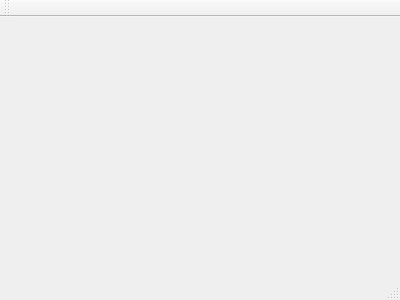
First picture: the form in simplecalculator.ui, repository Javiccc/simplecalculator, before the edit.
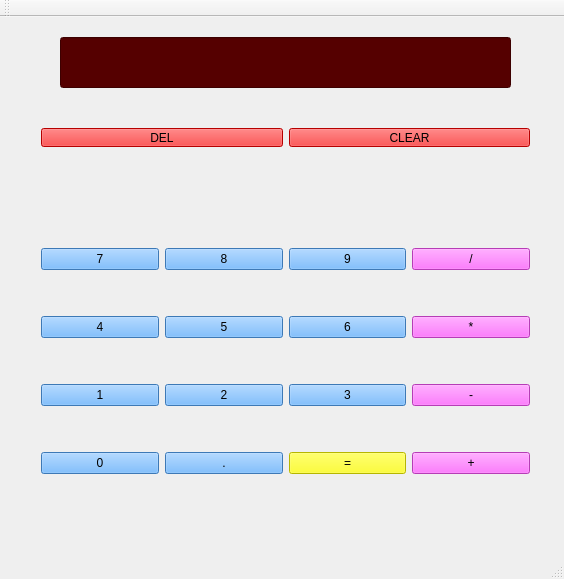
Second picture: the form after the edit.

What changed in the file:
```diff
--- a/simplecalculator.ui
+++ b/simplecalculator.ui
@@ -1,24 +1,276 @@
 <ui version="4.0">
  <class>SimpleCalculator</class>
- <widget class="QMainWindow" name="SimpleCalculator" >
-  <property name="geometry" >
+ <widget class="QMainWindow" name="SimpleCalculator">
+  <property name="geometry">
    <rect>
     <x>0</x>
     <y>0</y>
-    <width>400</width>
-    <height>300</height>
+    <width>564</width>
+    <height>579</height>
    </rect>
   </property>
   <property name="windowTitle" >
    <string>SimpleCalculator</string>
   </property>
-  <widget class="QMenuBar" name="menuBar" />
-  <widget class="QToolBar" name="mainToolBar" />
-  <widget class="QWidget" name="centralWidget" />
-  <widget class="QStatusBar" name="statusBar" />
+  <widget class="QWidget" name="centralWidget">
+   <widget class="QLineEdit" name="lineEdit">
+    <property name="geometry">
+     <rect>
+      <x>60</x>
+      <y>20</y>
+      <width>451</width>
+      <height>51</height>
+     </rect>
+    </property>
+    <property name="styleSheet">
+     <string notr="true">color:rgb(255, 255, 255);
+background-color: rgb(85, 0, 0);</string>
+    </property>
+   </widget>
+   <widget class="QWidget" name="gridLayoutWidget">
+    <property name="geometry">
+     <rect>
+      <x>30</x>
+      <y>180</y>
+      <width>511</width>
+      <height>331</height>
+     </rect>
+    </property>
+    <layout class="QGridLayout" name="gridLayout">
+     <item row="0" column="0">
+      <widget class="QPushButton" name="Button7">
+       <property name="styleSheet">
+        <string notr="true">color: rgb(0, 0, 0);
+background-color: rgb(85, 170, 255);</string>
+       </property>
+       <property name="text">
+        <string>7</string>
+       </property>
+      </widget>
+     </item>
+     <item row="1" column="0">
+      <widget class="QPushButton" name="Button4">
+       <property name="styleSheet">
+        <string notr="true">color: rgb(0, 0, 0);
+background-color: rgb(85, 170, 255);</string>
+       </property>
+       <property name="text">
+        <string>4</string>
+       </property>
+      </widget>
+     </item>
+     <item row="2" column="0">
+      <widget class="QPushButton" name="Button1">
+       <property name="styleSheet">
+        <string notr="true">color: rgb(0, 0, 0);
+background-color: rgb(85, 170, 255);</string>
+       </property>
+       <property name="text">
+        <string>1</string>
+       </property>
+      </widget>
+     </item>
+     <item row="0" column="1">
+      <widget class="QPushButton" name="Button8">
+       <property name="styleSheet">
+        <string notr="true">color: rgb(0, 0, 0);
+background-color: rgb(85, 170, 255);</string>
+       </property>
+       <property name="text">
+        <string>8</string>
+       </property>
+      </widget>
+     </item>
+     <item row="3" column="0">
+      <widget class="QPushButton" name="Button0">
+       <property name="styleSheet">
+        <string notr="true">color: rgb(0, 0, 0);
+background-color: rgb(85, 170, 255);</string>
+       </property>
+       <property name="text">
+        <string>0</string>
+       </property>
+      </widget>
+     </item>
+     <item row="3" column="1">
+      <widget class="QPushButton" name="dot">
+       <property name="styleSheet">
+        <string notr="true">color: rgb(0, 0, 0);
+background-color: rgb(85, 170, 255);</string>
+       </property>
+       <property name="text">
+        <string>.</string>
+       </property>
+      </widget>
+     </item>
+     <item row="1" column="1">
+      <widget class="QPushButton" name="Button5">
+       <property name="styleSheet">
+        <string notr="true">color: rgb(0, 0, 0);
+background-color: rgb(85, 170, 255);</string>
+       </property>
+       <property name="text">
+        <string>5</string>
+       </property>
+      </widget>
+     </item>
+     <item row="0" column="2">
+      <widget class="QPushButton" name="Button9">
+       <property name="styleSheet">
+        <string notr="true">color: rgb(0, 0, 0);
+background-color: rgb(85, 170, 255);</string>
+       </property>
+       <property name="text">
+        <string>9</string>
+       </property>
+      </widget>
+     </item>
+     <item row="2" column="2">
+      <widget class="QPushButton" name="Button3">
+       <property name="styleSheet">
+        <string notr="true">color: rgb(0, 0, 0);
+background-color: rgb(85, 170, 255);</string>
+       </property>
+       <property name="text">
+        <string>3</string>
+       </property>
+      </widget>
+     </item>
+     <item row="3" column="2">
+      <widget class="QPushButton" name="equal">
+       <property name="styleSheet">
+        <string notr="true">color: rgb(0, 0, 0);
+background-color:rgb(255, 255, 0);</string>
+       </property>
+       <property name="text">
+        <string>=</string>
+       </property>
+      </widget>
+     </item>
+     <item row="2" column="1">
+      <widget class="QPushButton" name="Button2">
+       <property name="styleSheet">
+        <string notr="true">color: rgb(0, 0, 0);
+background-color: rgb(85, 170, 255);</string>
+       </property>
+       <property name="text">
+        <string>2</string>
+       </property>
+      </widget>
+     </item>
+     <item row="1" column="2">
+      <widget class="QPushButton" name="Button6">
+       <property name="styleSheet">
+        <string notr="true">color: rgb(0, 0, 0);
+background-color: rgb(85, 170, 255);</string>
+       </property>
+       <property name="text">
+        <string>6</string>
+       </property>
+      </widget>
+     </item>
+     <item row="0" column="3">
+      <widget class="QPushButton" name="divide">
+       <property name="styleSheet">
+        <string notr="true">color: rgb(0, 0, 0);
+background-color: rgb(255, 85, 255);</string>
+       </property>
+       <property name="text">
+        <string>/</string>
+       </property>
+      </widget>
+     </item>
+     <item row="1" column="3">
+      <widget class="QPushButton" name="product">
+       <property name="styleSheet">
+        <string notr="true">color: rgb(0, 0, 0);
+background-color: rgb(255, 85, 255);</string>
+       </property>
+       <property name="text">
+        <string>*</string>
+       </property>
+      </widget>
+     </item>
+     <item row="2" column="3">
+      <widget class="QPushButton" name="substract">
+       <property name="styleSheet">
+        <string notr="true">color: rgb(0, 0, 0);
+background-color: rgb(255, 85, 255);</string>
+       </property>
+       <property name="text">
+        <string>-</string>
+       </property>
+      </widget>
+     </item>
+     <item row="3" column="3">
+      <widget class="QPushButton" name="add">
+       <property name="styleSheet">
+        <string notr="true">color: rgb(0, 0, 0);
+background-color: rgb(255, 85, 255);</string>
+       </property>
+       <property name="text">
+        <string>+</string>
+       </property>
+      </widget>
+     </item>
+    </layout>
+   </widget>
+   <widget class="QWidget" name="horizontalLayoutWidget">
+    <property name="geometry">
+     <rect>
+      <x>30</x>
+      <y>100</y>
+      <width>511</width>
+      <height>41</height>
+     </rect>
+    </property>
+    <layout class="QHBoxLayout" name="horizontalLayout">
+     <item>
+      <widget class="QPushButton" name="delect">
+       <property name="styleSheet">
+        <string notr="true">color: rgb(0, 0, 0);
+background-color: rgb(255, 0, 0);</string>
+       </property>
+       <property name="text">
+        <string>DEL</string>
+       </property>
+      </widget>
+     </item>
+     <item>
+      <widget class="QPushButton" name="clear">
+       <property name="styleSheet">
+        <string notr="true">color: rgb(0, 0, 0);
+background-color: rgb(255, 0, 0);</string>
+       </property>
+       <property name="text">
+        <string>CLEAR</string>
+       </property>
+      </widget>
+     </item>
+    </layout>
+   </widget>
+  </widget>
+  <widget class="QMenuBar" name="menuBar">
+   <property name="geometry">
+    <rect>
+     <x>0</x>
+     <y>0</y>
+     <width>564</width>
+     <height>26</height>
+    </rect>
+   </property>
+  </widget>
+  <widget class="QToolBar" name="mainToolBar">
+   <attribute name="toolBarArea">
+    <enum>TopToolBarArea</enum>
+   </attribute>
+   <attribute name="toolBarBreak">
+    <bool>false</bool>
+   </attribute>
+  </widget>
+  <widget class="QStatusBar" name="statusBar"/>
  </widget>
- <layoutDefault spacing="6" margin="11" />
- <pixmapfunction></pixmapfunction>
+ <layoutdefault spacing="6" margin="11"/>
  <resources/>
  <connections/>
 </ui>
```
Left out of the diff: 3 changed lines with no effect on the pictures.
